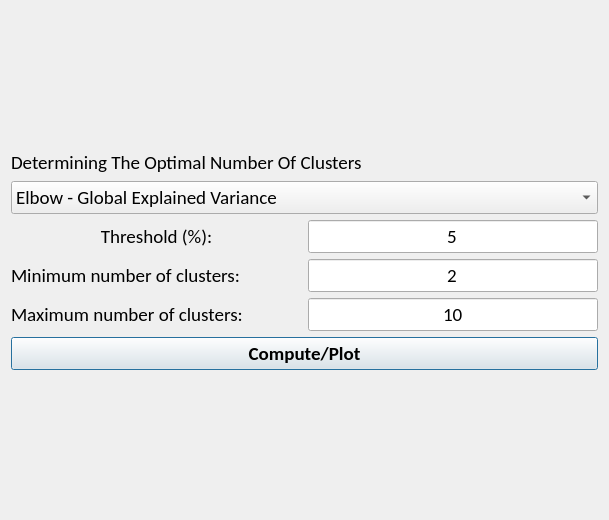
Before: the Qt Designer form EEG_COMET/ui/OptimizerVisualizationWindow.ui in eeg-comet/eeg-comet, drawn with Qt 5.
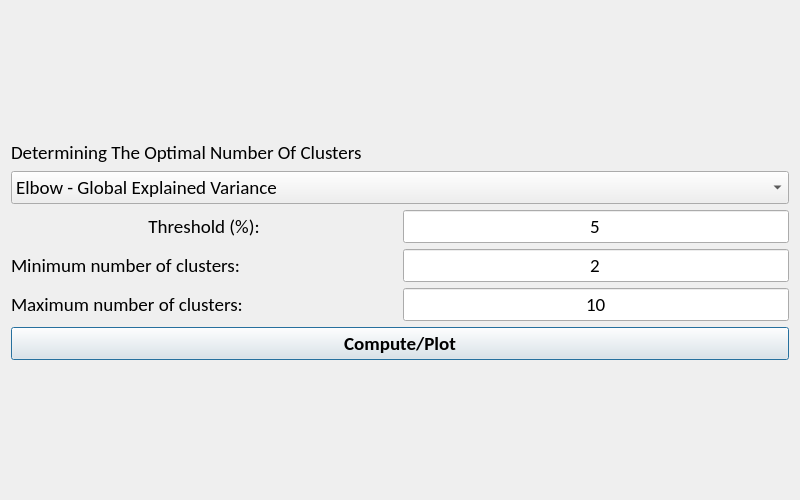
After: the same form once the commit is applied.

Commit message: Set min size for windows

What changed in the file:
```diff
--- a/EEG_COMET/ui/OptimizerVisualizationWindow.ui
+++ b/EEG_COMET/ui/OptimizerVisualizationWindow.ui
@@ -6,10 +6,16 @@
    <rect>
     <x>0</x>
     <y>0</y>
-    <width>609</width>
-    <height>520</height>
+    <width>800</width>
+    <height>500</height>
    </rect>
   </property>
+  <property name="minimumSize">
+   <size>
+    <width>800</width>
+    <height>500</height>
+   </size>
+  </property>
   <property name="font">
    <font>
     <family>Calibri</family>
```
The commit also changes 7 other files.
